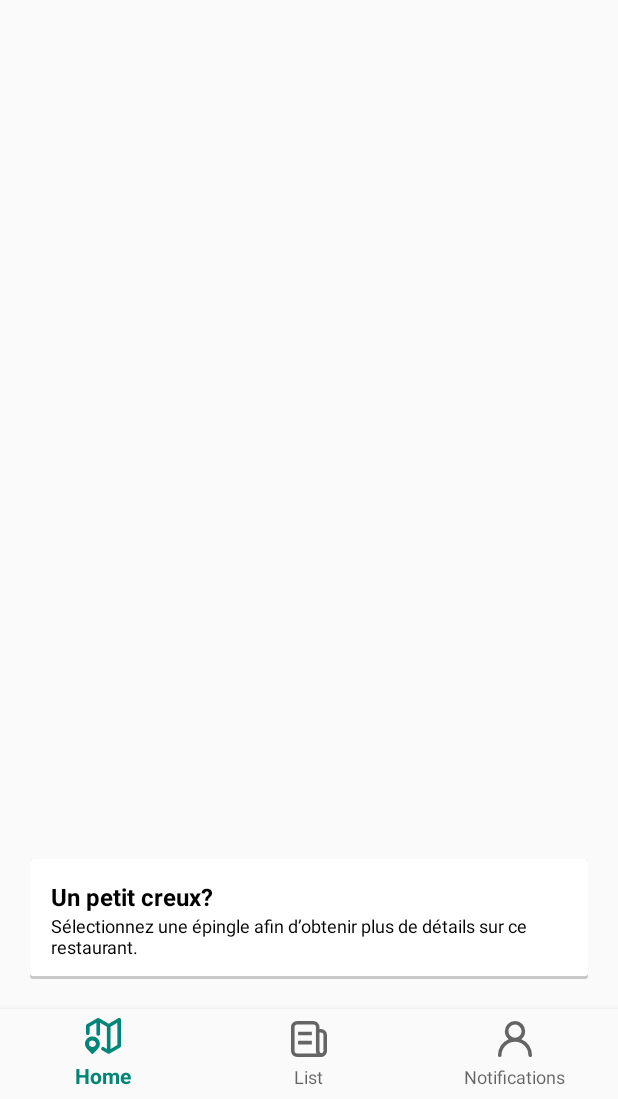
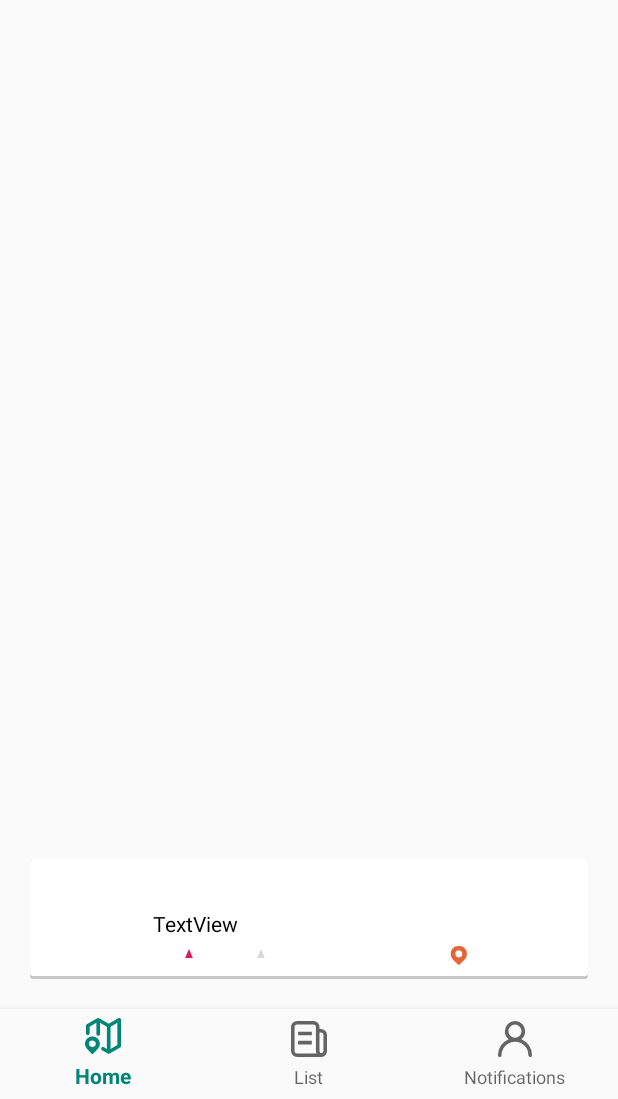
Before and after one commit to INanaay/android-restaurant, an Android app: the screen it shows after launch (MainActivity), on a phone screen of 412 x 824 dp, the part 137-1236 px from its top. Run offline under Robolectric (Android 15) with nearby library versions, the phone set to English and light mode, and no system bars; our stand-ins replace Picasso, navigation-ui; pictures from the network do not load; 2 statements that could not run were skipped.

Commit message:
distance

```diff
--- a/app/src/main/java/ca/ulaval/ima/mp/ApiManager.java
+++ b/app/src/main/java/ca/ulaval/ima/mp/ApiManager.java
@@ -98,13 +98,13 @@ public class ApiManager extends OkHttpClient{
         newCall(request).enqueue(callback);
     }
 
-    public void getCloseRestaurants(Location _location, Callback callback) {
+    public void getCloseRestaurants(Location location, Callback callback) {
 
-        HttpUrl.Builder urlBuilder = HttpUrl.parse(_url + "/restaurant").newBuilder();
+        HttpUrl.Builder urlBuilder = HttpUrl.parse(_url + "/restaurant/search").newBuilder();
 
-        //urlBuilder.addQueryParameter("latitude", String.valueOf(location.getLatitude()));
-        //urlBuilder.addQueryParameter("longitude", String.valueOf(location.getLongitude()));
-        //urlBuilder.addQueryParameter("radius", "30");
+        urlBuilder.addQueryParameter("latitude", String.valueOf(location.getLatitude()));
+        urlBuilder.addQueryParameter("longitude", String.valueOf(location.getLongitude()));
+        urlBuilder.addQueryParameter("radius", "30");
 
         String url = urlBuilder.build().toString();
 
--- a/app/src/main/java/ca/ulaval/ima/mp/MainActivity.java
+++ b/app/src/main/java/ca/ulaval/ima/mp/MainActivity.java
@@ -81,6 +81,7 @@ public class MainActivity extends AppCompatActivity implements LoginRegisterFrag
                 final String reviewCount = jsonObject.getString("review_count");
                 final String reviewAverage = jsonObject.getString("review_average");
                 final String image = jsonObject.getString("image");
+                final String distance = jsonObject.getString("distance");
                 JSONObject locationJson = new JSONObject(jsonObject.getString("location"));
                 final String latitude = locationJson.getString("latitude");
                 final String longitutde = locationJson.getString("longitude");
@@ -90,7 +91,7 @@ public class MainActivity extends AppCompatActivity implements LoginRegisterFrag
                 location.setLongitude(Double.parseDouble(longitutde));
 
                 final Restaurant restaurant = new Restaurant(id, name, location, reviewCount,
-                        reviewAverage, image, kitchenId, kitchen);
+                        reviewAverage, image, kitchenId, kitchen, distance);
 
                 restaurants.add(restaurant);
             }
--- a/app/src/main/java/ca/ulaval/ima/mp/Restaurant.java
+++ b/app/src/main/java/ca/ulaval/ima/mp/Restaurant.java
@@ -11,9 +11,10 @@ public class Restaurant {
     private String _image;
     private String _kitchenId;
     private String _kitchen;
+    private String _distance;
 
     public Restaurant(String id, String name, Location location, String review_count, String review_average,
-                      String image, String kitchenId, String kitchen) {
+                      String image, String kitchenId, String kitchen, String distance) {
         this._id = id;
         this._name = name;
         this._location = location;
@@ -22,6 +23,7 @@ public class Restaurant {
         this._image = image;
         this._kitchenId = kitchenId;
         this._kitchen = kitchen;
+        this._distance = distance;
     }
 
     public String get_name() {
@@ -83,4 +85,8 @@ public class Restaurant {
     public String get_longitutde() {
         return String.valueOf(_location.getLongitude());
     }
+
+    public String get_distance() {
+        return _distance;
+    }
 }
--- a/app/src/main/java/ca/ulaval/ima/mp/ui/map/MapFragment.java
+++ b/app/src/main/java/ca/ulaval/ima/mp/ui/map/MapFragment.java
@@ -15,6 +15,7 @@ import android.view.LayoutInflater;
 import android.view.View;
 import android.view.ViewGroup;
 import android.widget.ImageView;
+import android.widget.RatingBar;
 import android.widget.TextView;
 import android.widget.ViewSwitcher;
 
@@ -60,17 +61,19 @@ public class MapFragment extends Fragment  {
     private Callback _getRestaurantsCallback;
     private View view;
     private GoogleMap mMap;
-    LocationManager _locationManager;
-    Location _location;
-    ArrayList<Restaurant> _restaurantsList;
-    Marker _lastClicked = null;
-    BitmapDescriptor _defaultMarker;
-    BitmapDescriptor _clickedMarker;
-    ViewSwitcher _viewSwitcher;
-    ImageView _restaurantImage;
-    TextView _resturantName;
-    TextView _restaurantType;
-    ConstraintLayout _popupInfos;
+    private LocationManager _locationManager;
+    private Location _location;
+    private ArrayList<Restaurant> _restaurantsList;
+    private Marker _lastClicked = null;
+    private BitmapDescriptor _defaultMarker;
+    private BitmapDescriptor _clickedMarker;
+    private ViewSwitcher _viewSwitcher;
+    private ImageView _restaurantImage;
+    private TextView _resturantName;
+    private TextView _restaurantType;
+    private ConstraintLayout _popupInfos;
+    private TextView _distance;
+    private RatingBar _rating;
 
     public IRestaurantHandler _handler;
 
@@ -111,6 +114,8 @@ public class MapFragment extends Fragment  {
         _resturantName = view.findViewById(R.id.mapPopupRestaurantName);
         _restaurantType = view.findViewById(R.id.mapPopupRestaurantType);
         _popupInfos = view.findViewById(R.id.mapPopupInfos);
+        _distance = view.findViewById(R.id.mapDistancePopupText);
+        _rating = view.findViewById(R.id.popupRating);
 
         _popupInfos.setOnClickListener(new View.OnClickListener() {
             @Override
@@ -147,10 +152,15 @@ public class MapFragment extends Fragment  {
                     showSnackbar("Couldn't find your location.");
                     return;
                 }
-                ApiManager.getInstance().getCloseRestaurants(_location, _getRestaurantsCallback);
+                Location testLocation = new Location("me");
+                testLocation.setLatitude(46.8124426);
+                testLocation.setLongitude(-71.2327026);
+                // a remplacer par _location
+                ApiManager.getInstance().getCloseRestaurants(testLocation, _getRestaurantsCallback);
 
-                LatLng camera = new LatLng(_location.getLatitude(), _location.getLongitude());
+                LatLng camera = new LatLng(testLocation.getLatitude(), testLocation.getLongitude());
                 mMap.moveCamera(CameraUpdateFactory.newLatLng(camera));
+                mMap.animateCamera(CameraUpdateFactory.zoomTo( 10.0f ));
             }
         });
         return view;
@@ -196,7 +206,6 @@ public class MapFragment extends Fragment  {
                 continue;
             }
             if (bestLocation == null || l.getAccuracy() < bestLocation.getAccuracy()) {
-                // Found best last known location: %s", l);
                 bestLocation = l;
             }
         }
@@ -244,6 +253,10 @@ public class MapFragment extends Fragment  {
                             _resturantName.setText(restaurant.get_name());
                             _restaurantType.setText(restaurant.get_kitchen());
                             Picasso.get().load(restaurant.get_image()).fit().centerCrop().into(_restaurantImage);
+                            String distanceToShow = restaurant.get_distance() + " km";
+                            _distance.setText(distanceToShow);
+                            double rating = Double.parseDouble(restaurant.get_review_average());
+                            _rating.setNumStars((int) rating);
                             return false;
                         }
                     });
--- a/app/src/main/res/layout/activity_restaurant_details.xml
+++ b/app/src/main/res/layout/activity_restaurant_details.xml
@@ -436,7 +436,7 @@
                             android:layout_alignParentTop="true"
                             android:layout_marginTop="18dp"
                             android:gravity="center_vertical"
-                            app:srcCompat="@drawable/ic_location_on_black_24dp" />
+                          />
 
                         <TextView
                             android:id="@+id/geolocation"
--- a/app/src/main/res/layout/fragment_map.xml
+++ b/app/src/main/res/layout/fragment_map.xml
@@ -33,35 +33,6 @@
             android:id="@+id/mapViewSwitcher"
             android:layout_width="match_parent"
             android:layout_height="match_parent" >
-
-            <androidx.constraintlayout.widget.ConstraintLayout
-            android:id="@+id/mapPopupContainerToReplace"
-            android:layout_width="match_parent"
-            android:layout_height="match_parent">
-
-            <TextView
-                android:id="@+id/textView5"
-                android:layout_width="wrap_content"
-                android:layout_height="wrap_content"
-                android:layout_margin="14dp"
-                android:text="Un petit creux?"
-                android:textColor="@android:color/black"
-                android:textSize="16sp"
-                android:textStyle="bold"
-                app:layout_constraintStart_toStartOf="parent"
-                app:layout_constraintTop_toTopOf="parent" />
-
-            <TextView
-                android:layout_width="match_parent"
-                android:layout_height="wrap_content"
-                android:layout_marginStart="14dp"
-                android:layout_marginLeft="14dp"
-                android:textColor="@android:color/black"
-                android:textSize="12sp"
-                android:text="Sélectionnez une épingle afin d’obtenir plus de détails sur ce restaurant."
-                app:layout_constraintStart_toStartOf="parent"
-                app:layout_constraintTop_toBottomOf="@+id/textView5" />
-            </androidx.constraintlayout.widget.ConstraintLayout>
 
             <androidx.constraintlayout.widget.ConstraintLayout
                 android:id="@+id/mapPopupInfos"
@@ -103,8 +74,72 @@
                     app:layout_constraintTop_toTopOf="parent"
                     android:layout_marginStart="82dp" />
 
+                <RatingBar
+                    android:id="@+id/popupRating"
+                    android:layout_width="77dp"
+                    android:layout_height="10dp"
+                    android:layout_marginTop="56dp"
+                    android:layout_marginLeft="82dp"
+                    android:rating="2"
+                    android:numStars="5"
+                    app:layout_constraintStart_toStartOf="parent"
+                    app:layout_constraintTop_toTopOf="parent"
+                    android:layout_marginStart="82dp" />
 
+                <ImageView
+                    android:id="@+id/imageView2"
+                    android:layout_width="11dp"
+                    android:layout_height="14dp"
+                    android:layout_marginStart="280dp"
+                    android:layout_marginLeft="280dp"
+                    android:layout_marginTop="57dp"
+                    android:src="@drawable/ic_map_marker"
+                    app:layout_constraintStart_toStartOf="parent"
+                    app:layout_constraintTop_toTopOf="parent" />
+
+                <TextView
+                    android:id="@+id/mapDistancePopupText"
+                    android:layout_width="wrap_content"
+                    android:layout_height="14dp"
+                    android:layout_marginTop="56dp"
+                    android:textSize="12sp"
+                    app:layout_constraintStart_toStartOf="parent"
+                    app:layout_constraintTop_toTopOf="parent"
+                    android:layout_marginStart="296dp"
+                    android:layout_marginLeft="296dp"
+                    />
             </androidx.constraintlayout.widget.ConstraintLayout>
+
+            <androidx.constraintlayout.widget.ConstraintLayout
+            android:id="@+id/mapPopupContainerToReplace"
+            android:layout_width="match_parent"
+            android:layout_height="match_parent">
+
+            <TextView
+                android:id="@+id/textView5"
+                android:layout_width="wrap_content"
+                android:layout_height="wrap_content"
+                android:layout_margin="14dp"
+                android:text="Un petit creux?"
+                android:textColor="@android:color/black"
+                android:textSize="16sp"
+                android:textStyle="bold"
+                app:layout_constraintStart_toStartOf="parent"
+                app:layout_constraintTop_toTopOf="parent" />
+
+            <TextView
+                android:layout_width="match_parent"
+                android:layout_height="wrap_content"
+                android:layout_marginStart="14dp"
+                android:layout_marginLeft="14dp"
+                android:textColor="@android:color/black"
+                android:textSize="12sp"
+                android:text="Sélectionnez une épingle afin d’obtenir plus de détails sur ce restaurant."
+                app:layout_constraintStart_toStartOf="parent"
+                app:layout_constraintTop_toBottomOf="@+id/textView5" />
+            </androidx.constraintlayout.widget.ConstraintLayout>
+
+
 
 
 
```
